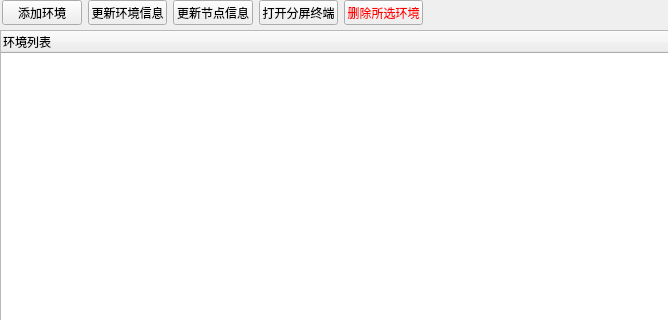
First picture: the form in ui/mainWin.ui, repository zangailcs/JumpSsh, before the edit; both pictures show x 0 to 668 and y 0 to 320 of the 1366 by 800 pixel window.
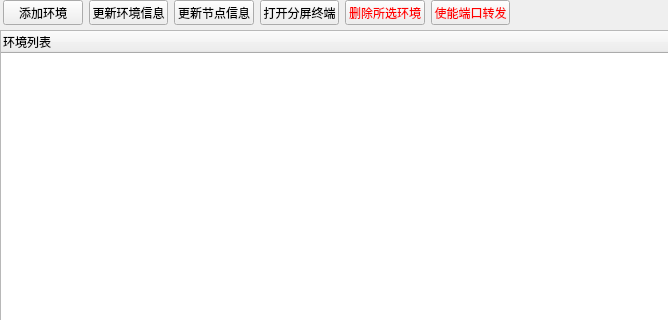
Second picture: the form after the edit.

Commit message: auto enable tcp Forwarding (Beta)

Diff of the .ui file:
```diff
--- a/ui/mainWin.ui
+++ b/ui/mainWin.ui
@@ -74,12 +74,12 @@
      </widget>
     </widget>
    </widget>
-   <widget class="QWidget" name="layoutWidget">
+   <widget class="QWidget" name="">
     <property name="geometry">
      <rect>
-      <x>2</x>
+      <x>3</x>
       <y>0</y>
-      <width>421</width>
+      <width>507</width>
       <height>25</height>
      </rect>
     </property>
@@ -122,6 +122,16 @@
        </property>
       </widget>
      </item>
+     <item>
+      <widget class="QPushButton" name="enableTcpBtn">
+       <property name="styleSheet">
+        <string notr="true">color: rgb(255, 0, 0)</string>
+       </property>
+       <property name="text">
+        <string>使能端口转发</string>
+       </property>
+      </widget>
+     </item>
     </layout>
    </widget>
   </widget>
```
The commit also changes 3 other files.
